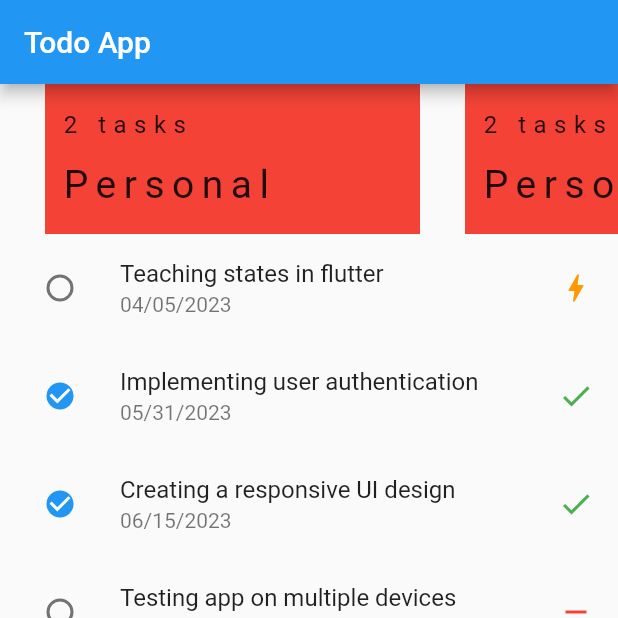
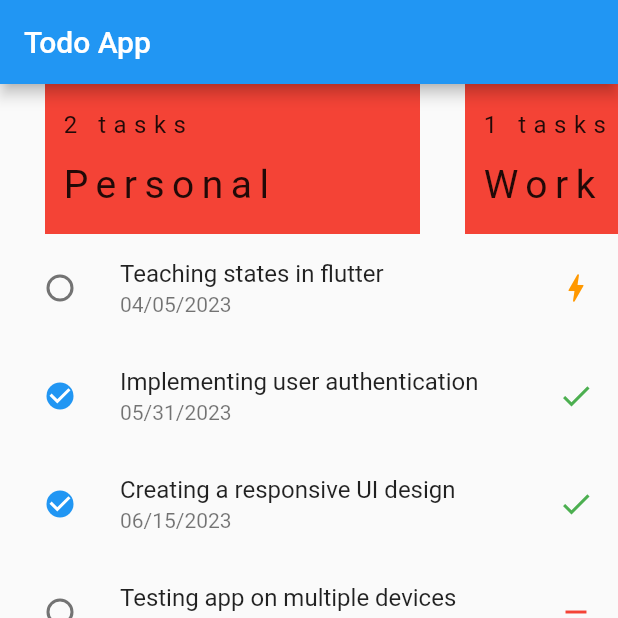
Before and after one commit to adadesions/SSRU_Flutter, a Flutter app: the screen it shows after launch, on a phone screen of 412 x 824 dp, the top half of it. Run offline on Flutter 3.47's test engine with Material 2 defaults, Android fonts, the phone set to English and light mode, and no system bars; our stand-ins replace go_router.

Commit message:
Make a card dynamically

```diff
--- a/todo_app/lib/data/task_list.dart
+++ b/todo_app/lib/data/task_list.dart
@@ -12,7 +12,7 @@ List<Task> taskList = [
       body: 'Implementing user authentication',
       status: Status.done,
       deadline: "05/31/2023",
-      flag: Flags.work),
+      flag: Flags.none),
   Task(
       id: 2,
       body: 'Creating a responsive UI design',
@@ -30,5 +30,5 @@ List<Task> taskList = [
       body: 'Preparing for presentation',
       status: Status.archive,
       deadline: "07/15/2023",
-      flag: Flags.work)
+      flag: Flags.school)
 ];
--- a/todo_app/lib/models/task.dart
+++ b/todo_app/lib/models/task.dart
@@ -43,3 +43,11 @@ class Task {
 enum Status { done, process, archive, none }
 
 enum Flags { personal, work, school, social, none }
+
+Map<Flags, String> flagNames = {
+  Flags.personal: 'Personal',
+  Flags.work: 'Work',
+  Flags.school: 'School',
+  Flags.social: 'Social',
+  Flags.none: "None"
+};
--- a/todo_app/lib/pages/todo_page.dart
+++ b/todo_app/lib/pages/todo_page.dart
@@ -52,7 +52,7 @@ class _TodoPageState extends State<TodoPage> {
             child: ListView.builder(
               shrinkWrap: true, // all devices, use MediaQuery
               scrollDirection: Axis.horizontal,
-              itemCount: 10,
+              itemCount: _totalTasks.length,
               itemBuilder: (context, index) => Container(
                 height: 100,
                 width: 250,
@@ -64,11 +64,11 @@ class _TodoPageState extends State<TodoPage> {
                   crossAxisAlignment: CrossAxisAlignment.start,
                   children: <Widget>[
                     Text(
-                      "${_totalTasks[Flags.personal]} tasks",
+                      "${_totalTasks[Flags.values[index]]} tasks",
                       style: TextStyle(fontSize: 16, letterSpacing: 5),
                     ),
                     Text(
-                      "Personal",
+                      '${flagNames[Flags.values[index]]}',
                       style: TextStyle(fontSize: 26, letterSpacing: 5),
                     ),
                   ],
```
